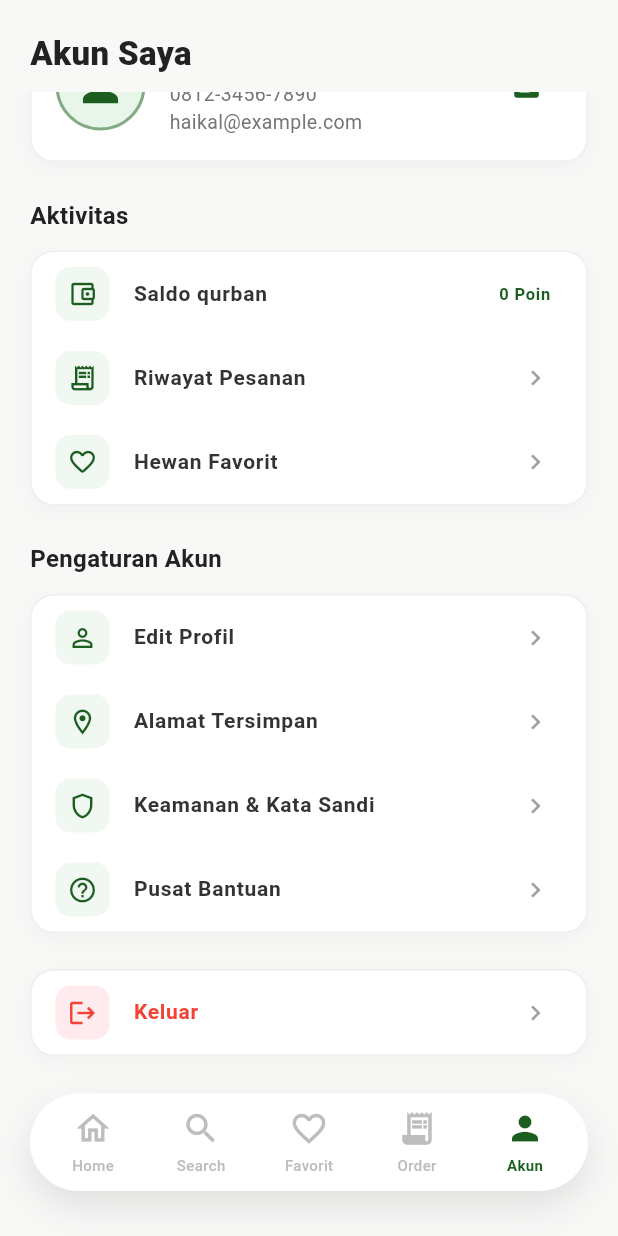
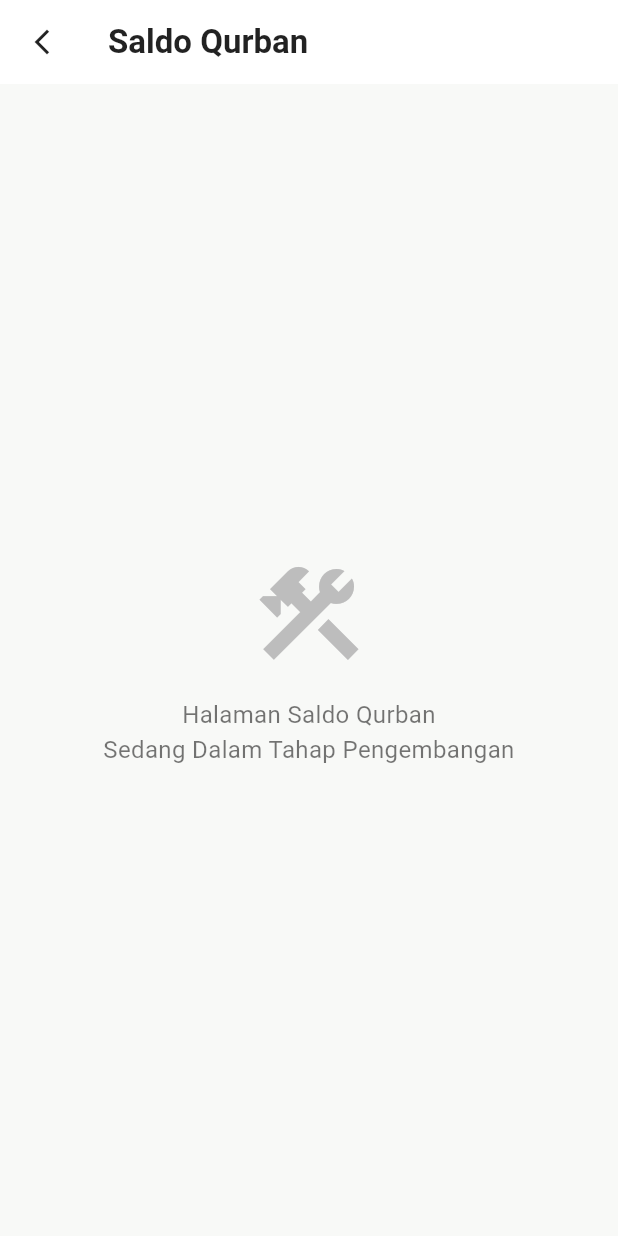
Before and after one commit to Edward0475/QurbanMart, a Flutter app: the AccountPage screen opened directly, scrolled down 65 dp, after a tap on "Saldo qurban", on a phone screen of 412 x 824 dp. Run offline on Flutter 3.47's test engine with Material 3 defaults, Android fonts, the light colour scheme and no system bars; Roboto replaces fonts that are missing (Poppins).

Commit message:
Fix merge conflict

```diff
--- a/qurban_mart/lib/AccountPage.dart
+++ b/qurban_mart/lib/AccountPage.dart
@@ -1,9 +1,10 @@
 import 'package:flutter/material.dart';
 
-import 'HomePage.dart'; // Sesuaikan jika Anda menggunakan home_page.dart
+import 'HomePage.dart';
 import 'SearchPage.dart';
-import 'Favorite.dart';
+import 'Favorite.dart'; // Sesuaikan jika nama file Anda FavoritePage.dart
 import 'OrderPage.dart';
+import 'SaldoQurbanPage.dart'; // <-- Ini kunci untuk mengatasi error Anda
 
 class AccountPage extends StatefulWidget {
   const AccountPage({super.key});
@@ -72,14 +73,38 @@ class _AccountPageState extends State<AccountPage> {
                             Icons.account_balance_wallet_outlined,
                             'Saldo qurban',
                             trailingText: '0 Poin',
+                            onTap: () {
+                              Navigator.push(
+                                context,
+                                MaterialPageRoute(
+                                  builder: (context) => const SaldoQurbanPage(),
+                                ),
+                              );
+                            },
                           ),
                           _buildMenuItem(
                             Icons.receipt_long_outlined,
                             'Riwayat Pesanan',
+                            onTap: () {
+                              Navigator.push(
+                                context,
+                                MaterialPageRoute(
+                                  builder: (context) => const OrderPage(),
+                                ),
+                              );
+                            },
                           ),
                           _buildMenuItem(
                             Icons.favorite_border_rounded,
                             'Hewan Favorit',
+                            onTap: () {
+                              Navigator.push(
+                                context,
+                                MaterialPageRoute(
+                                  builder: (context) => const FavoritePage(),
+                                ),
+                              );
+                            },
                           ),
                         ]),
                         const SizedBox(height: 24),
@@ -95,16 +120,26 @@ class _AccountPageState extends State<AccountPage> {
                         ),
                         const SizedBox(height: 12),
                         _buildMenuSection([
-                          _buildMenuItem(Icons.person_outline, 'Edit Profil'),
+                          _buildMenuItem(
+                            Icons.person_outline,
+                            'Edit Profil',
+                            onTap: () {},
+                          ),
                           _buildMenuItem(
                             Icons.location_on_outlined,
                             'Alamat Tersimpan',
+                            onTap: () {},
                           ),
                           _buildMenuItem(
                             Icons.shield_outlined,
                             'Keamanan & Kata Sandi',
+                            onTap: () {},
                           ),
-                          _buildMenuItem(Icons.help_outline, 'Pusat Bantuan'),
+                          _buildMenuItem(
+                            Icons.help_outline,
+                            'Pusat Bantuan',
+                            onTap: () {},
+                          ),
                         ]),
                         const SizedBox(height: 24),
 
@@ -114,6 +149,7 @@ class _AccountPageState extends State<AccountPage> {
                             Icons.logout,
                             'Keluar',
                             isLogout: true,
+                            onTap: () {},
                           ),
                         ]),
                       ],
@@ -250,12 +286,13 @@ class _AccountPageState extends State<AccountPage> {
     );
   }
 
-  // Baris Menu Individual
+  // Baris Menu Individual (Ditambahkan parameter onTap)
   Widget _buildMenuItem(
     IconData icon,
     String title, {
     bool isLogout = false,
     String? trailingText,
+    VoidCallback? onTap,
   }) {
     return ListTile(
       leading: Container(
@@ -288,9 +325,7 @@ class _AccountPageState extends State<AccountPage> {
             )
           : const Icon(Icons.chevron_right, size: 20, color: Colors.grey),
       shape: RoundedRectangleBorder(borderRadius: BorderRadius.circular(16)),
-      onTap: () {
-        // Aksi ketika menu ditekan
-      },
+      onTap: onTap, // Menjalankan fungsi klik
     );
   }
 
--- /dev/null
+++ b/qurban_mart/lib/SaldoQurbanPage.dart
@@ -0,0 +1,43 @@
+import 'package:flutter/material.dart';
+
+class SaldoQurbanPage extends StatelessWidget {
+  const SaldoQurbanPage({super.key});
+
+  @override
+  Widget build(BuildContext context) {
+    return Scaffold(
+      backgroundColor: const Color(0xFFF8F9F7),
+      appBar: AppBar(
+        backgroundColor: Colors.white,
+        elevation: 0,
+        leading: IconButton(
+          icon: const Icon(
+            Icons.arrow_back_ios_new,
+            color: Colors.black87,
+            size: 20,
+          ),
+          // PERBAIKAN: Menggunakan onPressed, bukan onTap
+          onPressed: () => Navigator.pop(context),
+        ),
+        title: const Text(
+          'Saldo Qurban',
+          style: TextStyle(color: Colors.black87, fontWeight: FontWeight.bold),
+        ),
+      ),
+      body: Center(
+        child: Column(
+          mainAxisAlignment: MainAxisAlignment.center,
+          children: [
+            Icon(Icons.construction, size: 80, color: Colors.grey.shade400),
+            const SizedBox(height: 16),
+            const Text(
+              'Halaman Saldo Qurban\nSedang Dalam Tahap Pengembangan',
+              textAlign: TextAlign.center,
+              style: TextStyle(fontSize: 16, color: Colors.black54),
+            ),
+          ],
+        ),
+      ),
+    );
+  }
+}
```
